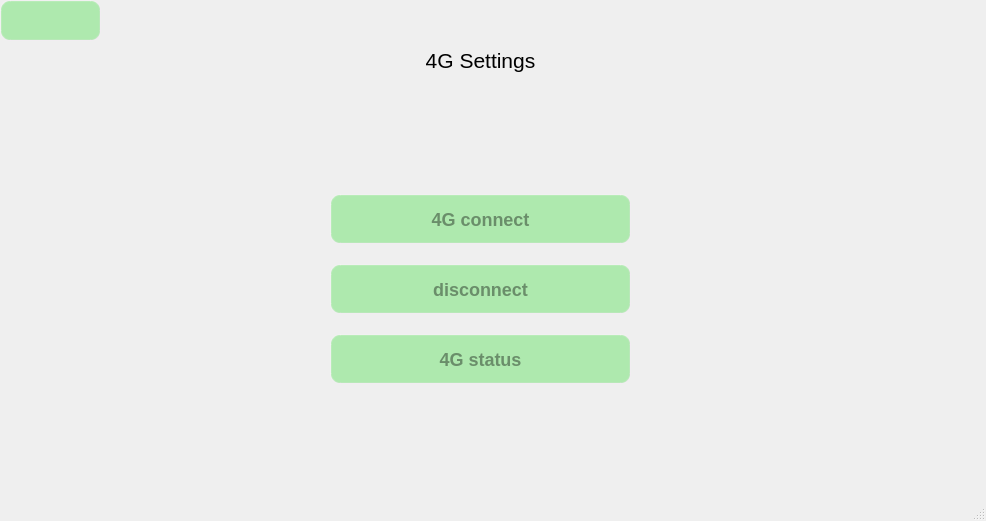
First picture: the form in qt/t507/sim_module.ui, repository jizizihe/baijie_demo, before the edit.
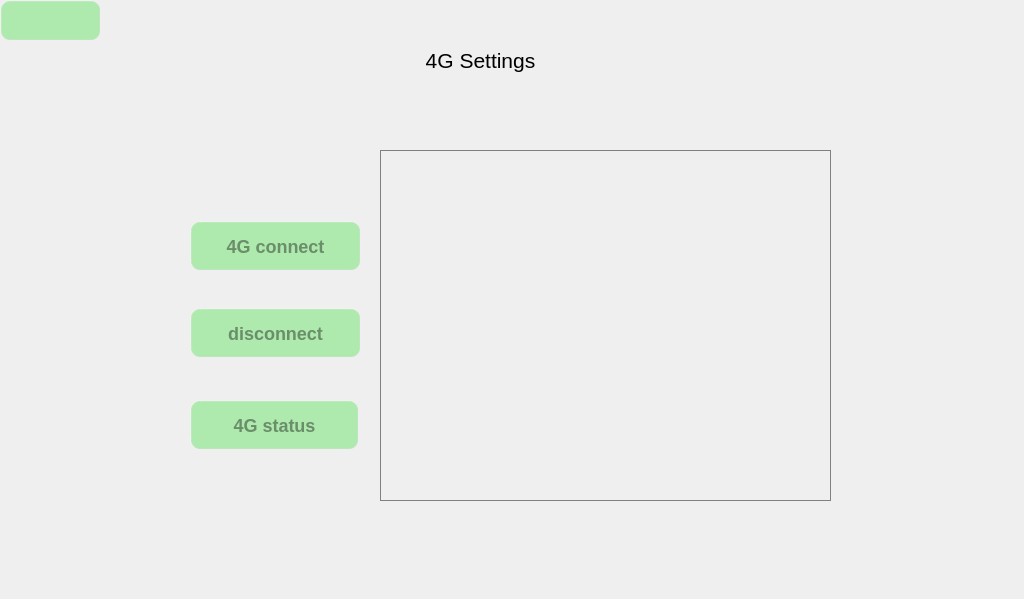
Second picture: the form after the edit. Icons and pictures are not drawn.

Commit message: modify 4g status display  Ethernet plus switch control

```diff
--- a/qt/t507/sim_module.ui
+++ b/qt/t507/sim_module.ui
@@ -6,8 +6,8 @@
    <rect>
     <x>0</x>
     <y>0</y>
-    <width>986</width>
-    <height>521</height>
+    <width>1024</width>
+    <height>599</height>
    </rect>
   </property>
   <property name="windowTitle">
@@ -51,7 +51,21 @@
 
 QSlider::sub-page:horizontal { /*水平滑块手柄以前的部分*/
         border-image: url(:/image/slider.png);/*边框图片*/
- }</string>
+ }
+
+QMessageBox {
+background-image: url(:/t507_button_image/all/background.jpg);
+	border:1px solid gray;
+}
+QTextEdit
+{
+	background-color:transparent;
+	border:1px solid gray;
+}
+QScrollBar{
+width:30px;
+height:30px;
+}</string>
   </property>
   <widget class="QWidget" name="centralwidget">
    <widget class="QPushButton" name="retBtn">
@@ -74,9 +88,9 @@
    <widget class="QLabel" name="label">
     <property name="geometry">
      <rect>
-      <x>400</x>
+      <x>330</x>
       <y>30</y>
-      <width>161</width>
+      <width>301</width>
       <height>61</height>
      </rect>
     </property>
@@ -92,13 +106,13 @@
      <set>Qt::AlignCenter</set>
     </property>
    </widget>
-   <widget class="QWidget" name="">
+   <widget class="QWidget" name="layoutWidget">
     <property name="geometry">
      <rect>
-      <x>330</x>
-      <y>180</y>
-      <width>301</width>
-      <height>221</height>
+      <x>190</x>
+      <y>190</y>
+      <width>171</width>
+      <height>201</height>
      </rect>
     </property>
     <layout class="QVBoxLayout" name="verticalLayout">
@@ -128,8 +142,17 @@
        </property>
       </widget>
      </item>
-     <item>
+    </layout>
+   </widget>
       <widget class="QPushButton" name="SimStausBtn">
+    <property name="geometry">
+     <rect>
+      <x>190</x>
+      <y>400</y>
+      <width>169</width>
+      <height>50</height>
+     </rect>
+    </property>
        <property name="minimumSize">
         <size>
          <width>0</width>
@@ -140,8 +163,15 @@
         <string>4G status</string>
        </property>
       </widget>
-     </item>
-    </layout>
+   <widget class="QTextEdit" name="textEdit">
+    <property name="geometry">
+     <rect>
+      <x>380</x>
+      <y>150</y>
+      <width>451</width>
+      <height>351</height>
+     </rect>
+    </property>
    </widget>
   </widget>
   <widget class="QMenuBar" name="menubar">
@@ -154,7 +184,6 @@
     </rect>
    </property>
   </widget>
-  <widget class="QStatusBar" name="statusbar"/>
  </widget>
  <resources>
   <include location="translation.qrc"/>
```
Left out of the diff: 2 changed lines with no effect on the pictures. Lines whose indentation alone changed are shown as unchanged. The commit also changes 28 other files.
